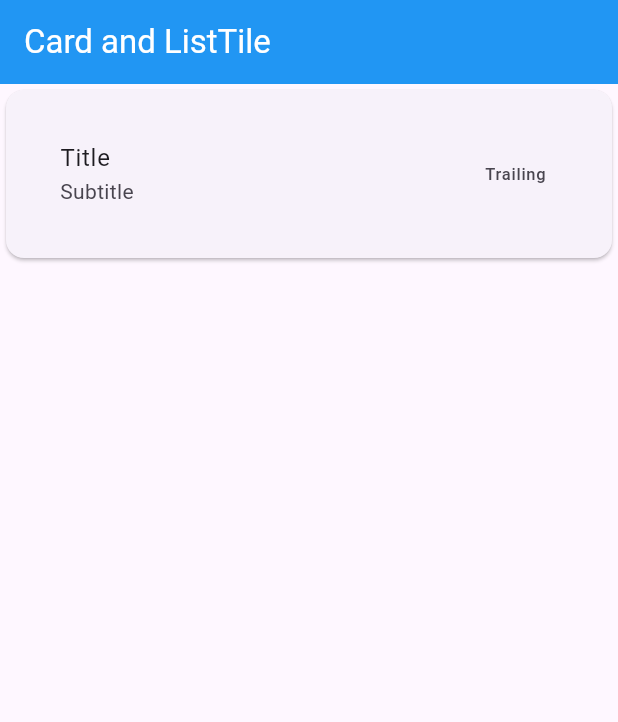
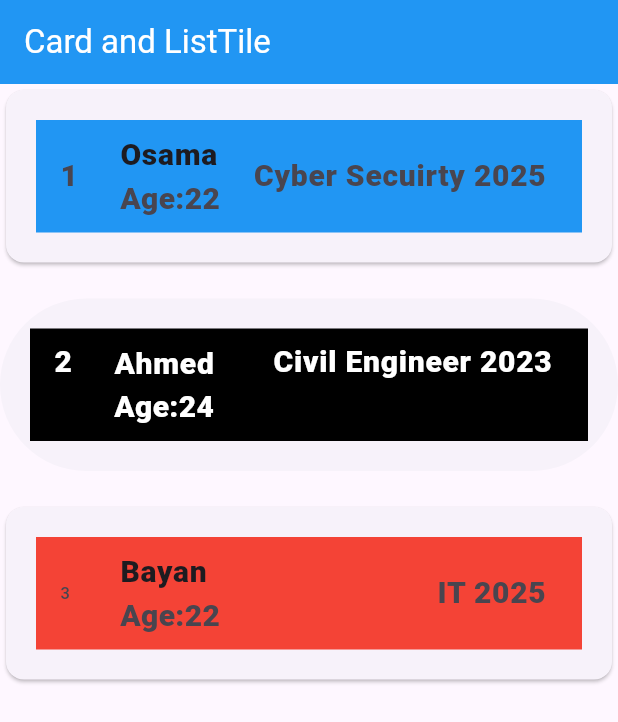
Before and after one commit to OsamaMohammadAbdalaziz/fluttercourse, a Flutter app: the screen it shows after launch, on a phone screen of 412 x 824 dp. Shown: the top 722 px of the screen. Run offline on Flutter 3.47's test engine with Material 3 defaults, Android fonts, the phone set to English and light mode, and no system bars.

Commit message:
-	Other properties for ListTile Widget: (Leading, tileColor, isThreeLine, Enabled, onLongPress) -	Other properties for Card Widget: (Elevation, Margin, Shape)

```diff
--- a/lib/main.dart
+++ b/lib/main.dart
@@ -26,15 +26,108 @@ class MyApp extends StatelessWidget {
                   child: Container(
                     padding: EdgeInsets.all(20),
                     child: ListTile(
+                      tileColor: Colors.blue,
+                      leading: Text(
+                        "1",
+                        style: TextStyle(
+                            fontSize: 20, fontWeight: FontWeight.w900),
+                      ),
+                      onLongPress: () {
+                        print("Long Press");
+                      },
                       onTap: () {
-                        print("On Tap");
+                        print("Osama");
                       },
-                      title: Text("Title"),
-                      subtitle: Text("Subtitle"),
-                      trailing: Text("Trailing"),
+                      title: Text(
+                        "Osama",
+                        style: TextStyle(
+                            fontSize: 20, fontWeight: FontWeight.w900),
+                      ),
+                      subtitle: Text(
+                        "Age:22",
+                        style: TextStyle(
+                            fontSize: 20, fontWeight: FontWeight.w900),
+                      ),
+                      trailing: Text(
+                        "Cyber Secuirty 2025",
+                        style: TextStyle(
+                            fontSize: 20, fontWeight: FontWeight.w900),
+                      ),
                     ),
                   ),
-                )
+                ),
+                Card(
+                  shape: RoundedRectangleBorder(
+                      borderRadius: BorderRadius.circular(150)),
+                  margin: EdgeInsets.only(top: 20, bottom: 20),
+                  elevation: 0.0,
+                  child: Container(
+                    padding: EdgeInsets.all(20),
+                    child: ListTile(
+                      isThreeLine: true,
+                      enabled: false,
+                      tileColor: Colors.black,
+                      leading: Text(
+                        "2",
+                        style: TextStyle(
+                            fontSize: 20,
+                            fontWeight: FontWeight.w900,
+                            color: Colors.white),
+                      ),
+                      onTap: () {
+                        print("Ahmed");
+                      },
+                      title: Text(
+                        "Ahmed",
+                        style: TextStyle(
+                            fontSize: 20,
+                            fontWeight: FontWeight.w900,
+                            color: Colors.white),
+                      ),
+                      subtitle: Text(
+                        "Age:24",
+                        style: TextStyle(
+                            fontSize: 20,
+                            fontWeight: FontWeight.w900,
+                            color: Colors.white),
+                      ),
+                      trailing: Text(
+                        "Civil Engineer 2023",
+                        style: TextStyle(
+                            fontSize: 20,
+                            fontWeight: FontWeight.w900,
+                            color: Colors.white),
+                      ),
+                    ),
+                  ),
+                ),
+                Card(
+                  child: Container(
+                    padding: EdgeInsets.all(20),
+                    child: ListTile(
+                      tileColor: Colors.red,
+                      leading: Text("3"),
+                      onTap: () {
+                        print("Bayan");
+                      },
+                      title: Text(
+                        "Bayan",
+                        style: TextStyle(
+                            fontSize: 20, fontWeight: FontWeight.w900),
+                      ),
+                      subtitle: Text(
+                        "Age:22",
+                        style: TextStyle(
+                            fontSize: 20, fontWeight: FontWeight.w900),
+                      ),
+                      trailing: Text(
+                        "IT 2025",
+                        style: TextStyle(
+                            fontSize: 20, fontWeight: FontWeight.w900),
+                      ),
+                    ),
+                  ),
+                ),
               ],
             ),
           ),
```
